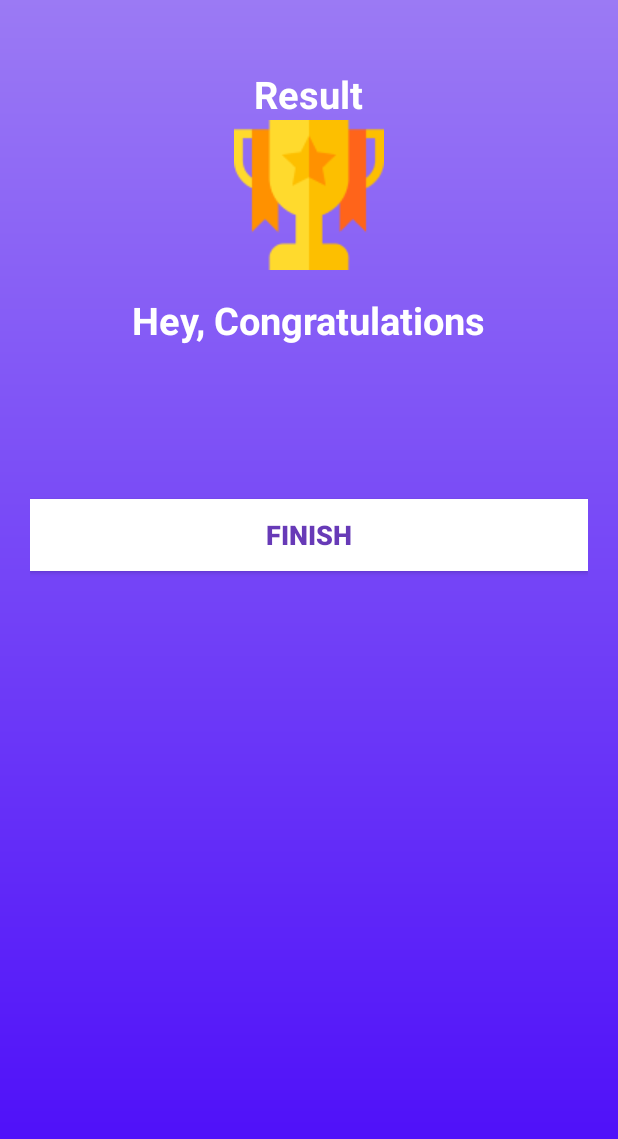
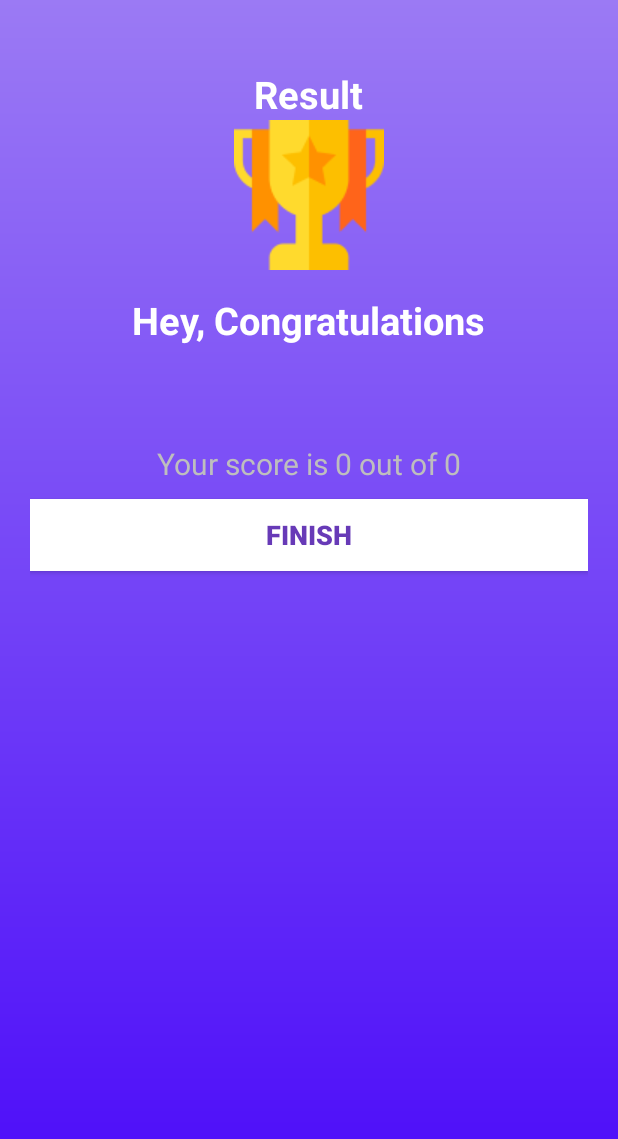
Before and after one commit to eneshoros/QuizApp, an Android app: the ResultActivity screen opened directly, with no data from a screen before it, on a phone screen of 412 x 824 dp. Shown: the top 1139 px of the screen. Run offline under Robolectric (Android 15) with nearby library versions, the phone set to English and light mode, and no system bars.

Commit message:
Sending data to Result Activity and solve bug

```diff
--- a/app/src/main/AndroidManifest.xml
+++ b/app/src/main/AndroidManifest.xml
@@ -14,7 +14,8 @@
         tools:targetApi="31">
         <activity
             android:name=".ui.ResultActivity"
-            android:exported="false" />
+            android:exported="false"
+            android:theme="@style/Theme.QuizApp.NoActionBar"/>
         <activity
             android:name=".ui.QuestionsActivity"
             android:exported="false" />
--- a/app/src/main/java/com/example/quizapp/MainActivity.kt
+++ b/app/src/main/java/com/example/quizapp/MainActivity.kt
@@ -10,6 +10,7 @@ import androidx.appcompat.app.AppCompatActivity
 import androidx.core.view.ViewCompat
 import androidx.core.view.WindowInsetsCompat
 import com.example.quizapp.ui.QuestionsActivity
+import com.example.quizapp.utils.Constants
 
 class MainActivity : AppCompatActivity() {
     override fun onCreate(savedInstanceState: Bundle?) {
@@ -21,6 +22,7 @@ class MainActivity : AppCompatActivity() {
         startButton.setOnClickListener {
             if (editTextName.text.isNotEmpty()) {
                 Intent(this@MainActivity, QuestionsActivity::class.java).also {
+                    it.putExtra(Constants.USER_NAME,editTextName.text.toString())
                     startActivity(it)
                     finish()
                 }
--- a/app/src/main/java/com/example/quizapp/ui/ResultActivity.kt
+++ b/app/src/main/java/com/example/quizapp/ui/ResultActivity.kt
@@ -1,15 +1,40 @@
 package com.example.quizapp.ui
 
+import android.content.Intent
 import android.os.Bundle
+import android.widget.Button
+import android.widget.TextView
 import androidx.activity.enableEdgeToEdge
 import androidx.appcompat.app.AppCompatActivity
 import androidx.core.view.ViewCompat
 import androidx.core.view.WindowInsetsCompat
+import com.example.quizapp.MainActivity
 import com.example.quizapp.R
+import com.example.quizapp.utils.Constants
 
 class ResultActivity : AppCompatActivity() {
+    private lateinit var textViewScore: TextView
+    private lateinit var textViewName: TextView
+    private lateinit var finishButton:Button
     override fun onCreate(savedInstanceState: Bundle?) {
         super.onCreate(savedInstanceState)
         setContentView(R.layout.activity_result)
+
+        textViewScore = findViewById(R.id.tv_score)
+        textViewName = findViewById(R.id.tv_name)
+        finishButton=findViewById(R.id.finish_button)
+
+        val totalQuestions=intent.getIntExtra(Constants.TOTAL_QUESTIONS,0)
+        val score=intent.getIntExtra(Constants.SCORE,0)
+        val name=intent.getStringExtra(Constants.USER_NAME)
+
+        textViewScore.text="Your score is $score out of $totalQuestions"
+        textViewName.text=name
+
+        finishButton.setOnClickListener {
+            Intent(this,MainActivity::class.java).also {
+                startActivity(it)
+            }
+        }
     }
 }
--- a/app/src/main/java/com/example/quizapp/utils/Constants.kt
+++ b/app/src/main/java/com/example/quizapp/utils/Constants.kt
@@ -4,6 +4,10 @@ import com.example.quizapp.R
 import com.example.quizapp.model.Question
 
 object Constants {
+
+    const val USER_NAME = "user_name"
+    const val TOTAL_QUESTIONS = "total_questions"
+    const val SCORE = "correct_answers"
     fun getQuestions(): MutableList<Question> {
         val questions = mutableListOf<Question>()
         val quest1 = Question(
--- a/app/src/main/res/layout/activity_result.xml
+++ b/app/src/main/res/layout/activity_result.xml
@@ -57,6 +57,7 @@
         tools:text="Your Score is 9 out of 10"/>
 
     <androidx.appcompat.widget.AppCompatButton
+        android:id="@+id/finish_button"
         android:layout_width="match_parent"
         android:layout_height="wrap_content"
         android:layout_marginTop="10dp"
```
Also changed, not shown: app/src/main/java/com/example/quizapp/ui/QuestionsActivity.kt (+29 -36 lines).
